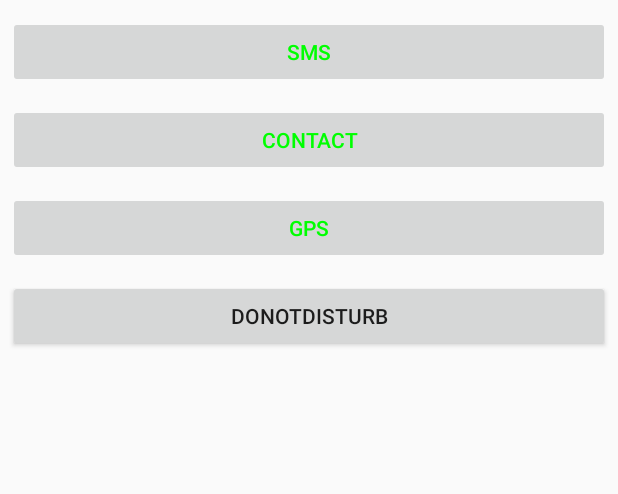
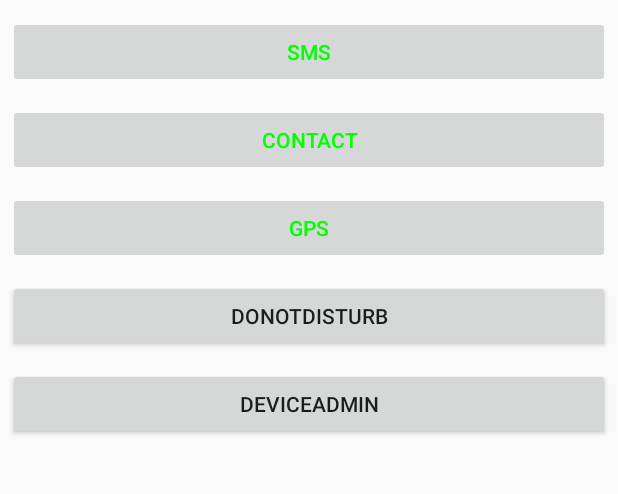
Before and after one commit to xfarrow/FindMyDevice, an Android app: the screen it shows after launch (PermissionsActivity), on a phone screen of 412 x 824 dp, the part 289-783 px from its top. Run offline under Robolectric (Android 15) with nearby library versions, the phone set to English and light mode, and no system bars.

Commit message:
Added device admin functionality.

```diff
--- a/app/src/main/java/de/nulide/findmydevice/PermissionsActivity.java
+++ b/app/src/main/java/de/nulide/findmydevice/PermissionsActivity.java
@@ -13,10 +13,11 @@ import de.nulide.findmydevice.utils.Permission;
 
 public class PermissionsActivity extends AppCompatActivity implements View.OnClickListener {
 
-    Button buttonSMSPerm;
-    Button buttonContactPerm;
-    Button buttonGPSPerm;
-    Button buttonDNDPerm;
+    private Button buttonSMSPerm;
+    private Button buttonContactPerm;
+    private Button buttonGPSPerm;
+    private Button buttonDNDPerm;
+    private Button buttonDeviceAdminPerm;
 
     @Override
     protected void onCreate(Bundle savedInstanceState) {
@@ -31,6 +32,8 @@ public class PermissionsActivity extends AppCompatActivity implements View.OnCli
         buttonGPSPerm.setOnClickListener(this);
         buttonDNDPerm = findViewById(R.id.buttonDNDPermission);
         buttonDNDPerm.setOnClickListener(this);
+        buttonDeviceAdminPerm = findViewById(R.id.buttonDeviceAdminPermission);
+        buttonDeviceAdminPerm.setOnClickListener(this);
         update();
     }
 
@@ -47,6 +50,10 @@ public class PermissionsActivity extends AppCompatActivity implements View.OnCli
             buttonSMSPerm.setEnabled(false);
             buttonSMSPerm.setTextColor(Color.GREEN);
         }
+        if (Permission.checkDeviceAdminPermission(this)) {
+            buttonDeviceAdminPerm.setEnabled(false);
+            buttonDeviceAdminPerm.setTextColor(Color.GREEN);
+        }
         if (Build.VERSION.SDK_INT >= Build.VERSION_CODES.M) {
             if (Permission.checkDNDPermission(this)) {
                 buttonDNDPerm.setEnabled(false);
@@ -55,6 +62,7 @@ public class PermissionsActivity extends AppCompatActivity implements View.OnCli
         } else {
             buttonDNDPerm.setVisibility(View.INVISIBLE);
         }
+
         if (Permission.checkAll(this)) {
             Intent myIntent = new Intent(this, MainActivity.class);
             finish();
@@ -78,6 +86,8 @@ public class PermissionsActivity extends AppCompatActivity implements View.OnCli
             Permission.requestGPSPermission(this);
         } else if (v == buttonDNDPerm) {
             Permission.requestDNDPermission(this);
+        } else if (v == buttonDeviceAdminPerm) {
+            Permission.requestDeviceAdminPermission(this);
         }
         update();
     }
--- /dev/null
+++ b/app/src/main/java/de/nulide/findmydevice/receiver/DeviceAdminReceiver.java
@@ -0,0 +1,6 @@
+package de.nulide.findmydevice.receiver;
+
+public class DeviceAdminReceiver extends android.app.admin.DeviceAdminReceiver {
+
+
+}
--- a/app/src/main/java/de/nulide/findmydevice/utils/Permission.java
+++ b/app/src/main/java/de/nulide/findmydevice/utils/Permission.java
@@ -3,6 +3,8 @@ package de.nulide.findmydevice.utils;
 import android.Manifest;
 import android.app.Activity;
 import android.app.NotificationManager;
+import android.app.admin.DevicePolicyManager;
+import android.content.ComponentName;
 import android.content.Context;
 import android.content.Intent;
 import android.content.pm.PackageManager;
@@ -13,17 +15,21 @@ import androidx.annotation.RequiresApi;
 import androidx.core.app.ActivityCompat;
 import androidx.core.content.ContextCompat;
 
+import de.nulide.findmydevice.receiver.DeviceAdminReceiver;
+
 public class Permission {
 
     private static final int PERM_SMS_ID = 61341;
     private static final int PERM_GPS_ID = 61342;
     private static final int PERM_CONTACT_ID = 61343;
+    private static final int PERM_DEVICE_ADMIN_ID = 61344;
 
     public static boolean checkAll(Activity activity) {
         if (Build.VERSION.SDK_INT >= Build.VERSION_CODES.M) {
-            return checkDNDPermission(activity) && checkContactsPermission(activity) && checkGPSPermission(activity) && checkSMSPermission(activity);
+            return checkDNDPermission(activity) && checkContactsPermission(activity) && checkGPSPermission(activity) && checkSMSPermission(activity) && checkDeviceAdminPermission(activity);
+        }else{
+            return checkContactsPermission(activity) && checkGPSPermission(activity) && checkSMSPermission(activity) && checkDeviceAdminPermission(activity);
         }
-        return false;
     }
 
     public static void requestSMSPermission(Activity activity) {
@@ -47,6 +53,13 @@ public class Permission {
         }
     }
 
+    public static void requestDeviceAdminPermission(Activity activity){
+        Intent intent = new Intent(DevicePolicyManager.ACTION_ADD_DEVICE_ADMIN);
+        intent.putExtra(DevicePolicyManager.EXTRA_DEVICE_ADMIN, new ComponentName(activity, DeviceAdminReceiver.class));
+        activity.startActivity(intent);
+
+    }
+
     @RequiresApi(api = Build.VERSION_CODES.M)
     public static boolean checkDNDPermission(Activity activity) {
         NotificationManager mNotificationManager = (NotificationManager) activity.getSystemService(Context.NOTIFICATION_SERVICE);
@@ -65,4 +78,9 @@ public class Permission {
         return ContextCompat.checkSelfPermission(activity, Manifest.permission.READ_CONTACTS) == PackageManager.PERMISSION_GRANTED;
     }
 
+    public static boolean checkDeviceAdminPermission(Activity activity){
+        DevicePolicyManager devicePolicyManager = (DevicePolicyManager) activity.getSystemService(Context.DEVICE_POLICY_SERVICE);
+        return devicePolicyManager.isAdminActive(new ComponentName(activity, DeviceAdminReceiver.class));
+    }
+
 }
--- a/app/src/main/res/layout/activity_permissions.xml
+++ b/app/src/main/res/layout/activity_permissions.xml
@@ -51,6 +51,13 @@
             android:layout_margin="5dp"
             android:text="DoNotDisturb" />
 
+        <Button
+            android:id="@+id/buttonDeviceAdminPermission"
+            android:layout_width="match_parent"
+            android:layout_height="wrap_content"
+            android:layout_margin="5dp"
+            android:text="DeviceAdmin" />
+
 
 
     </LinearLayout>
--- /dev/null
+++ b/app/src/main/res/xml/device_admin_policy.xml
@@ -0,0 +1,6 @@
+<device-admin xmlns:android="http://schemas.android.com/apk/res/android">
+    <uses-policies>
+        <force-lock />
+        <wipe-data />
+    </uses-policies>
+</device-admin>
```
Also changed, not shown: app/src/main/AndroidManifest.xml (+7 -0 lines), app/src/main/java/de/nulide/findmydevice/utils/MessageHandler.java (+8 -3 lines).
